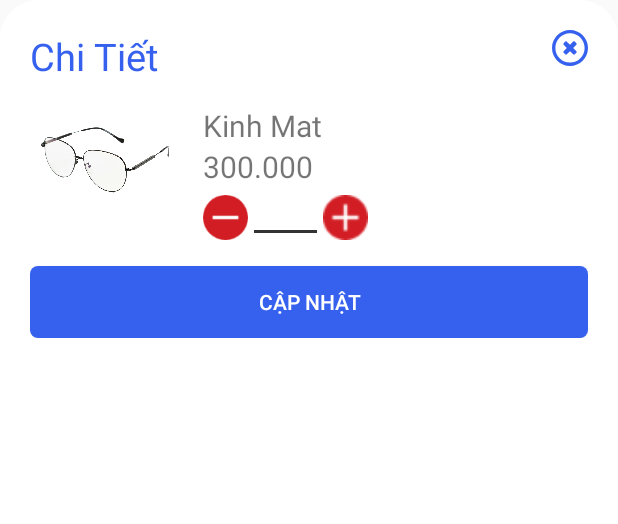
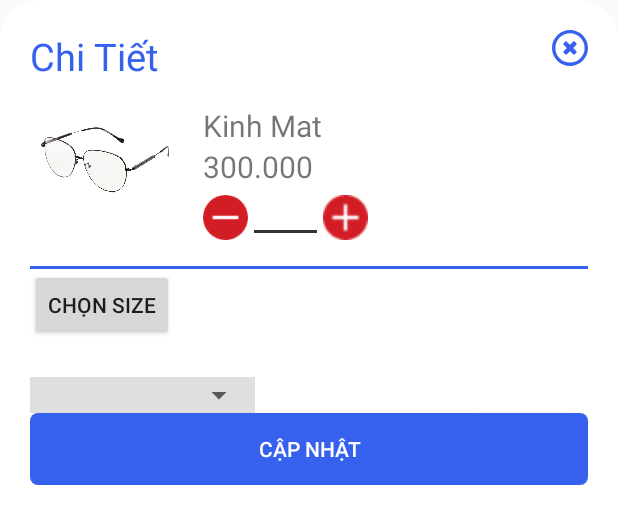
Before and after one commit to chitrung252/MobileReleaseVOFR, an Android app: the layout bottom_sheet_update_order.xml on its own in the app's theme, with its tools: preview values and no code run, on a phone screen of 412 x 824 dp. Shown: the top 524 px of the screen. Run offline under Robolectric (Android 15) with nearby library versions, the phone set to English and light mode, and no system bars; Roboto replaces fonts that are not available here.

Commit message:
Update code

```diff
--- a/app/src/main/java/fpt/com/virtualoutfitroom/activities/DetailProductActivity.java
+++ b/app/src/main/java/fpt/com/virtualoutfitroom/activities/DetailProductActivity.java
@@ -38,6 +38,7 @@ import fpt.com.virtualoutfitroom.R;
 import fpt.com.virtualoutfitroom.adapter.ProductSeenApdater;
 import fpt.com.virtualoutfitroom.dialog.BottomSheetDialog;
 import fpt.com.virtualoutfitroom.model.Product;
+import fpt.com.virtualoutfitroom.model.ProductSize;
 import fpt.com.virtualoutfitroom.presenter.detail_product.DetailProductPresenter;
 import fpt.com.virtualoutfitroom.utils.CurrencyManagement;
 import fpt.com.virtualoutfitroom.utils.GetAbsolutePathFile;
@@ -46,6 +47,7 @@ import fpt.com.virtualoutfitroom.utils.SharePreferenceUtils;
 import fpt.com.virtualoutfitroom.utils.SpinnerManagement;
 import fpt.com.virtualoutfitroom.utils.UrlHelper;
 import fpt.com.virtualoutfitroom.views.DetailProductView;
+import fpt.com.virtualoutfitroom.views.ProductSizeView;
 import pl.droidsonroids.gif.GifImageView;
 
 
@@ -351,4 +353,5 @@ public class DetailProductActivity extends BaseActivity implements View.OnClickL
     public void showError(String message) {
         Toast.makeText(this, "Tải sản phẩm thất bại", Toast.LENGTH_LONG).show();
     }
+
 }
--- a/app/src/main/java/fpt/com/virtualoutfitroom/fragments/FinishFragment.java
+++ b/app/src/main/java/fpt/com/virtualoutfitroom/fragments/FinishFragment.java
@@ -109,12 +109,9 @@ public class FinishFragment extends Fragment implements ShoppingCartView {
     public void getMethod(){
         int position = SharePreferenceUtils.getIntSharedPreference(getActivity(),"METHOD");
         if(position == 1 ){
-            mTxtNameMethod.setText("Thanh toán khi nhận hàng");
+            mTxtNameMethod.setText("Thanh toán tại cửa hàng");
         }
         else if(position == 2 ){
-            mTxtNameMethod.setText("Thanh toán tại cửa hàng");
-        }
-        else if(position == 3){
             mTxtNameMethod.setText("Thanh toán bằng Paypal");
         }
         else
--- a/app/src/main/java/fpt/com/virtualoutfitroom/repository/VofrRepository.java
+++ b/app/src/main/java/fpt/com/virtualoutfitroom/repository/VofrRepository.java
@@ -11,6 +11,7 @@ import fpt.com.virtualoutfitroom.model.OrderHistory;
 import fpt.com.virtualoutfitroom.model.OrderItem;
 import fpt.com.virtualoutfitroom.model.Product;
 import fpt.com.virtualoutfitroom.model.ProductImage;
+import fpt.com.virtualoutfitroom.model.ProductSize;
 import fpt.com.virtualoutfitroom.room.AccountItemEntities;
 import fpt.com.virtualoutfitroom.room.OrderItemEntities;
 import fpt.com.virtualoutfitroom.webservice.CallBackData;
@@ -33,4 +34,5 @@ public interface VofrRepository {
     void createUser(Context context, Account account, CallBackData<String> callBackData);
     void forgotPassword(Context context, String username, String email, CallBackData<String> callBackData);
     void changePassword(Context context,String password, String passwordNew, CallBackData<Account> callBackData);
+    void getProductSize(Context context, int productId, CallBackData<List<ProductSize>> callBackData);
 }
--- a/app/src/main/java/fpt/com/virtualoutfitroom/repository/VofrService.java
+++ b/app/src/main/java/fpt/com/virtualoutfitroom/repository/VofrService.java
@@ -71,4 +71,6 @@ public interface VofrService {
     @PUT(ConfigApi.Api.CHANGEPASSWORD)
     Call<ResponseBody> changePassword(@HeaderMap Map<String, String> header,@Query("password") String password,@Query("passwordNew") String passwordNew);
 
+    @GET(ConfigApi.Api.PRODUCTSIZE)
+    Call<ResponseBody> getProductSize( @Query("id") int productId);
 }
--- a/app/src/main/java/fpt/com/virtualoutfitroom/webservice/ConfigApi.java
+++ b/app/src/main/java/fpt/com/virtualoutfitroom/webservice/ConfigApi.java
@@ -21,5 +21,6 @@ public class ConfigApi {
         String CREATUSER = "account/create-account";
         String FORGOTPASSWORD = "account/forgot-password";
         String CHANGEPASSWORD = "account/change-password-mobile";
+        String PRODUCTSIZE = "product-size/get-list-size";
     }
 }
--- a/app/src/main/res/layout/bottom_sheet_update_order.xml
+++ b/app/src/main/res/layout/bottom_sheet_update_order.xml
@@ -108,7 +108,34 @@
             </LinearLayout>
 
         </LinearLayout>
-
+    <LinearLayout
+        android:layout_width="match_parent"
+        android:layout_height="wrap_content"
+        android:orientation="vertical">
+        <View
+            android:layout_width="match_parent"
+            android:layout_height="2dp"
+            android:background="@color/color_cus_blue"/>
+        <Button
+            android:layout_width="wrap_content"
+            android:layout_height="wrap_content"
+            android:text="Chọn Size"
+            />
+        <LinearLayout
+            android:layout_width="150dp"
+            android:layout_height="match_parent"
+            android:layout_marginTop="24dp"
+            android:layout_marginRight="@dimen/dp12"
+            android:background="@color/black_20">
+            <Spinner
+                android:id="@+id/spinner_country_code"
+                android:layout_width="match_parent"
+                android:layout_height="wrap_content"
+                android:textAlignment="center"
+                android:layout_gravity="center">
+            </Spinner>
+        </LinearLayout>
+    </LinearLayout>
         <Button
             android:id="@+id/btn_update_card"
             android:layout_width="match_parent"
```
Also changed, not shown: app/src/main/java/fpt/com/virtualoutfitroom/fragments/HomeFragment.java (+48 -4 lines), app/src/main/java/fpt/com/virtualoutfitroom/model/OrderNotify.java (added, +128 -0 lines), app/src/main/java/fpt/com/virtualoutfitroom/model/ProductSize.java (+8 -8 lines), app/src/main/java/fpt/com/virtualoutfitroom/presenter/product_size/ProductSizePresenter.java (added, +38 -0 lines), app/src/main/java/fpt/com/virtualoutfitroom/repository/VofrImpl.java (+44 -3 lines), app/src/main/java/fpt/com/virtualoutfitroom/views/ProductSizeView.java (added, +9 -0 lines), app/src/main/res/layout/fragment_home.xml (+10 -3 lines), gradle/wrapper/gradle-wrapper.properties, 1 other file.
